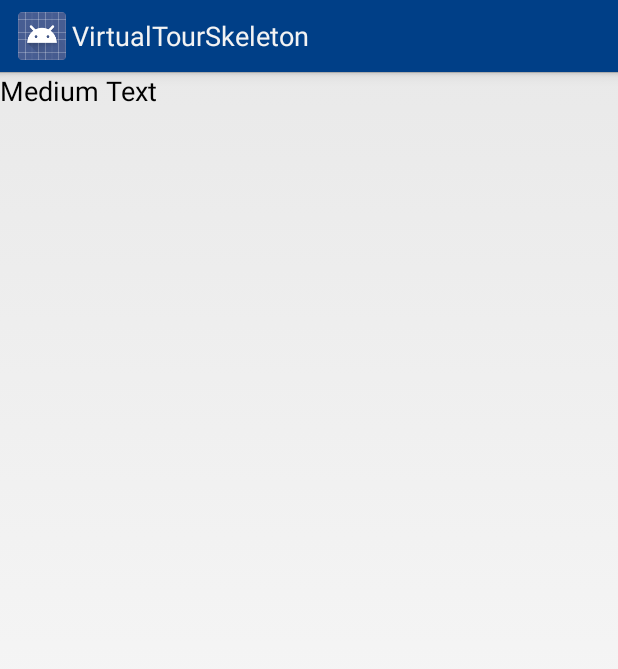
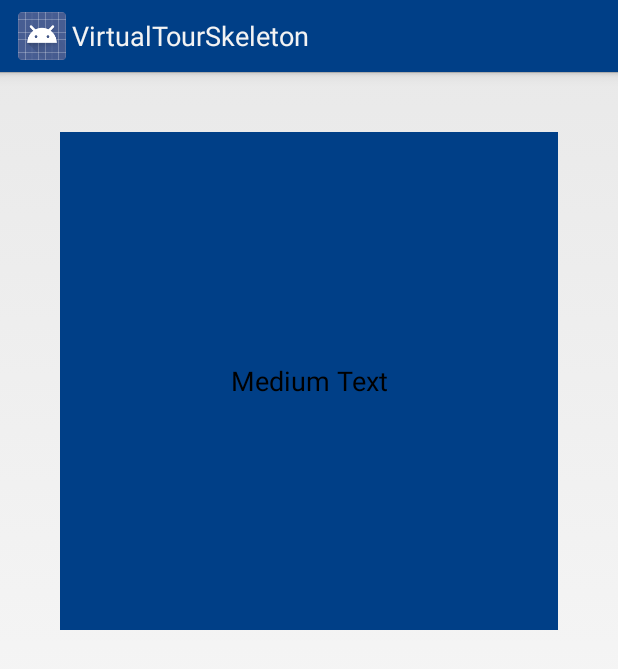
Before and after one commit to wemped/VirtualTour2, an Android app: the layout stop_list_item.xml on its own in the app's theme, with its tools: preview values and no code run, on a phone screen of 412 x 824 dp. Shown: the top 669 px of the screen. Run offline under Robolectric (Android 15) with nearby library versions, the phone set to English and light mode, and no system bars.

Commit message:
changed the stop buttons to be square elements in a grid

```diff
--- /dev/null
+++ b/app/src/main/java/com/example/wemped/virtualtourskeleton/SquareRelativeLayout.java
@@ -0,0 +1,27 @@
+package com.example.wemped.virtualtourskeleton;
+
+import android.content.Context;
+import android.util.AttributeSet;
+import android.widget.RelativeLayout;
+
+/**
+ * Created by wemped on 5/28/15.
+ */
+public class SquareRelativeLayout extends RelativeLayout{
+    public SquareRelativeLayout(Context context) {
+        super(context);
+    }
+
+    public SquareRelativeLayout(Context context, AttributeSet attrs) {
+        super(context,attrs);
+    }
+
+    public SquareRelativeLayout(Context context, AttributeSet attrs, int defStyleAttr) {
+        super(context, attrs, defStyleAttr);
+    }
+    @Override
+    protected void onMeasure(int widthMeasureSpec, int heightMeasureSpec) {
+        // Set a square layout.
+        super.onMeasure(widthMeasureSpec, widthMeasureSpec);
+    }
+}
--- a/app/src/main/java/com/example/wemped/virtualtourskeleton/StopActivity.java
+++ b/app/src/main/java/com/example/wemped/virtualtourskeleton/StopActivity.java
@@ -55,6 +55,8 @@ public class StopActivity  extends FragmentActivity implements OnContentLoaded,V
     protected void onCreate(Bundle savedInstanceState){
         super.onCreate(savedInstanceState);
         setContentView(R.layout.activity_stop);
+
+
         STOP_ID = getIntent().getExtras().getInt("STOP_ID");
         setTitle("");
         buildStop();
--- a/app/src/main/res/layout/activity_stop.xml
+++ b/app/src/main/res/layout/activity_stop.xml
@@ -19,5 +19,6 @@
             android:layout_weight="1"
             android:contentDescription="Map">
         </ImageView>
+
     </LinearLayout>
 </ScrollView>
--- a/app/src/main/res/layout/stop_list_item.xml
+++ b/app/src/main/res/layout/stop_list_item.xml
@@ -1,12 +1,19 @@
 <?xml version="1.0" encoding="utf-8"?>
-<LinearLayout xmlns:android="http://schemas.android.com/apk/res/android"
-    android:layout_width="match_parent"
-    android:layout_height="match_parent" >
+<com.example.wemped.virtualtourskeleton.SquareRelativeLayout
+    xmlns:android="http://schemas.android.com/apk/res/android"
+    android:id="@+id/grid_element_main"
+    android:layout_width="fill_parent"
+    android:layout_height="wrap_content"
+    android:gravity="center"
+    android:padding="40dp">
+        <TextView
+            android:layout_width="fill_parent"
+            android:layout_height="fill_parent"
+            android:textAppearance="?android:attr/textAppearanceMedium"
+            android:text="Medium Text"
+            android:background="#003f87"
+            android:gravity="center"
+            android:id="@+id/textView"/>
 
-    <TextView
-        android:layout_width="wrap_content"
-        android:layout_height="wrap_content"
-        android:textAppearance="?android:attr/textAppearanceMedium"
-        android:text="Medium Text"
-        android:id="@+id/textView" />
-</LinearLayout>
+
+</com.example.wemped.virtualtourskeleton.SquareRelativeLayout>
```
Also changed, not shown: app/src/main/java/com/example/wemped/virtualtourskeleton/TabFragment.java (+51 -5 lines).
